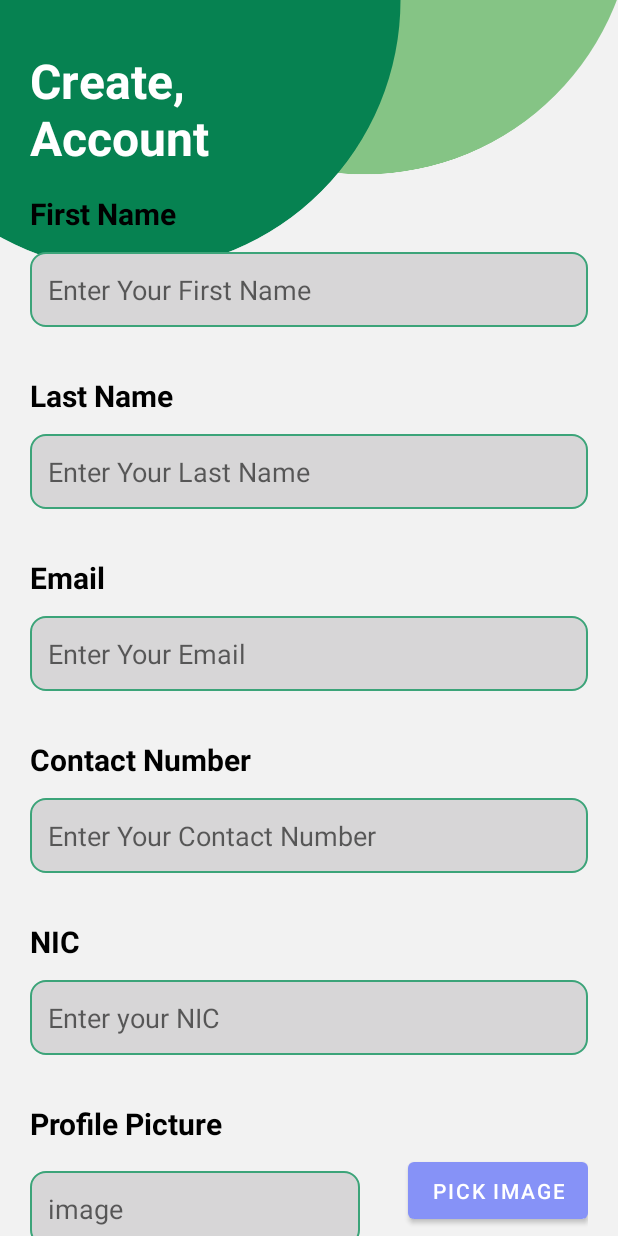
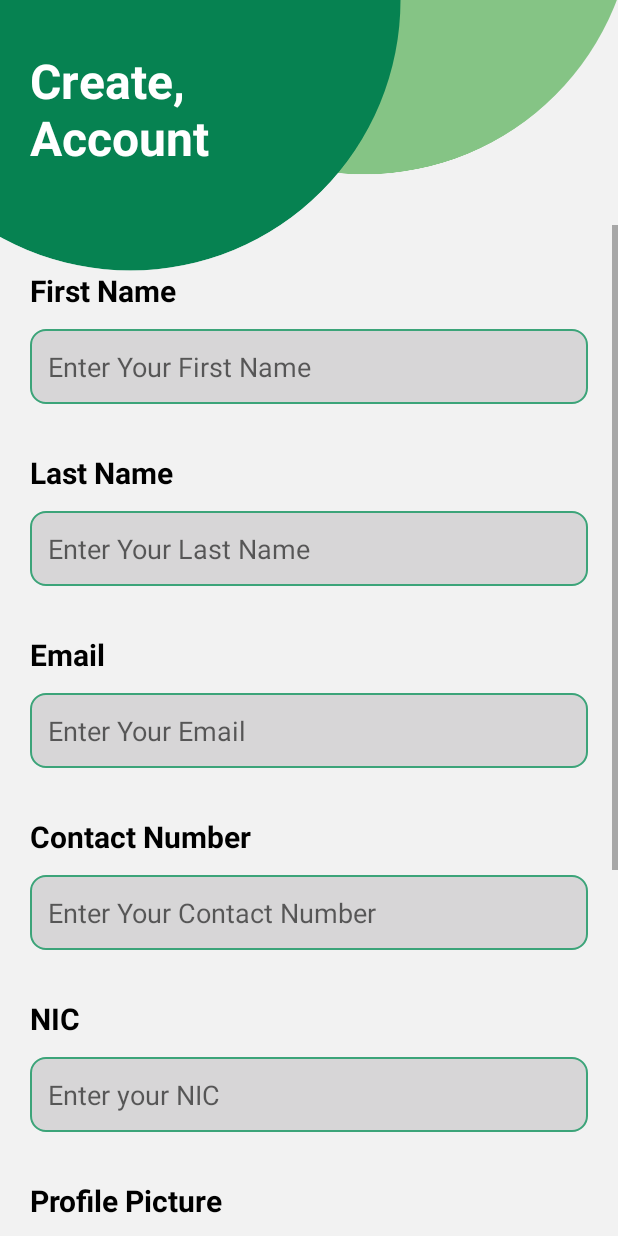
Before and after one commit to nimna-thiranjaya/train-express-mobile-app, an Android app: the SignInActivity screen opened directly, with no data from a screen before it, on a phone screen of 412 x 824 dp. Run offline under Robolectric (Android 15) with nearby library versions, the phone set to English and light mode, and no system bars.

Commit message:
register screens scrollable view fix

```diff
--- a/app/src/main/res/layout/activity_signin.xml
+++ b/app/src/main/res/layout/activity_signin.xml
@@ -30,6 +30,11 @@
         app:layout_constraintStart_toStartOf="parent"
         app:layout_constraintTop_toTopOf="parent" />
 
+    <ScrollView
+        android:layout_width="match_parent"
+        android:layout_height="match_parent"
+        android:layout_marginTop="150dp">
+
         <LinearLayout
             android:layout_width="match_parent"
             android:layout_height="wrap_content"
@@ -45,6 +50,7 @@
                 android:layout_width="match_parent"
                 android:layout_height="wrap_content"
                 android:text="First Name"
+                android:layout_marginTop="10dp"
                 android:textColor="#000000"
                 android:textSize="20sp"
                 android:textStyle="bold" />
@@ -171,23 +177,23 @@
 
                 <EditText
                     android:id="@+id/profile"
-                android:layout_width="57dp"
-                android:layout_height="50dp"
+                    android:layout_width="match_parent"
+                    android:layout_height="35dp"
                     android:layout_marginTop="12dp"
                     android:layout_weight="1"
-                android:layout_gravity="center_vertical"
                     android:background="@drawable/edittext_background"
                     android:ems="10"
+                    android:hint="image"
                     android:inputType="text"
                     android:padding="12dp"
                     android:textColor="#707070"
-                android:textSize="18sp"
-                android:hint="image" />
+                    android:textSize="18sp" />
 
                 <Button
                     android:id="@+id/button4"
                     android:layout_width="wrap_content"
-                android:layout_height="50dp"
+                    android:layout_height="match_parent"
+                    android:layout_marginTop="4dp"
                     android:layout_gravity="center_vertical"
                     android:layout_marginStart="32dp"
                     android:text="Pick Image" />
@@ -251,5 +257,6 @@
                 android:textSize="25sp"
                 android:textStyle="bold" />
         </LinearLayout>
+    </ScrollView>
 
 </androidx.constraintlayout.widget.ConstraintLayout>
```
Lines whose indentation alone changed are shown as unchanged.
